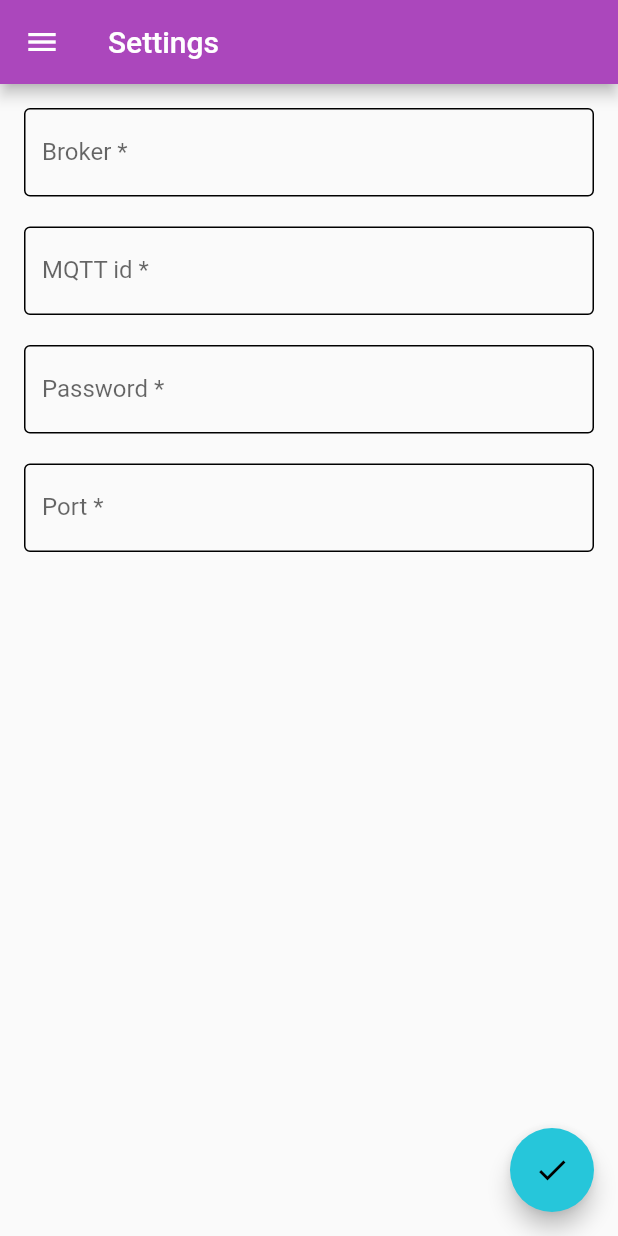
After one commit to LucPrestin/SmartHomeControl, a Flutter app: the SettingsPage screen opened by its route, in the side drawer, after a tap on the "check" icon, on a phone screen of 412 x 824 dp. The commit adds this screen. Run offline on Flutter 3.47's test engine with Material 2 defaults, Android fonts, the phone set to English and light mode, and no system bars; our stand-ins replace flutter_colorpicker, flutter_secure_storage, sqflite; accounts and stored records are empty.

Commit message:
add form super class to avoid code duplication

```diff
--- /dev/null
+++ b/lib/views/components/form_with_submit_trigger.dart
@@ -0,0 +1,62 @@
+import 'package:flutter/material.dart';
+import 'dart:async';
+
+class FormWithSubmitTrigger extends StatefulWidget {
+  const FormWithSubmitTrigger({Key? key, @required this.submitTrigger})
+      : super(key: key);
+
+  final Stream? submitTrigger;
+
+  @override
+  State<StatefulWidget> createState() => FormWithSubmitTriggerState();
+}
+
+class FormWithSubmitTriggerState<T extends FormWithSubmitTrigger>
+    extends State<T> {
+  late StreamSubscription? streamSubscription;
+
+  final formKey = GlobalKey<FormState>();
+
+  @override
+  void initState() {
+    super.initState();
+
+    streamSubscription = widget.submitTrigger?.listen((_) => checkAndSubmit());
+  }
+
+  @override
+  didUpdateWidget(T oldWidget) {
+    super.didUpdateWidget(oldWidget);
+
+    if (widget.submitTrigger != oldWidget.submitTrigger) {
+      streamSubscription?.cancel();
+      streamSubscription =
+          widget.submitTrigger?.listen((_) => checkAndSubmit());
+    }
+  }
+
+  @override
+  dispose() {
+    super.dispose();
+
+    streamSubscription?.cancel();
+  }
+
+  @override
+  Widget build(BuildContext context) {
+    return Form(
+        key: formKey,
+        child: Column(
+          children: const [],
+        ));
+  }
+
+  void checkAndSubmit() async {
+    if (formKey.currentState!.validate()) {
+      formKey.currentState!.save();
+      onSave();
+    }
+  }
+
+  Future<void> onSave() async {}
+}
--- /dev/null
+++ b/lib/views/components/settings_form.dart
@@ -0,0 +1,183 @@
+import 'package:flutter/material.dart';
+import 'package:flutter/widgets.dart';
+import 'package:flutter_secure_storage/flutter_secure_storage.dart';
+import 'package:smart_home_control/models/settings.dart';
+import 'package:smart_home_control/views/components/form_with_submit_trigger.dart';
+
+class SettingsForm extends FormWithSubmitTrigger {
+  const SettingsForm({Key? key, @required submitTrigger})
+      : super(key: key, submitTrigger: submitTrigger);
+
+  @override
+  State<StatefulWidget> createState() => _SettingsFormState();
+}
+
+class _SettingsFormState extends FormWithSubmitTriggerState<SettingsForm> {
+  String? broker;
+  String? mqttId;
+  String? password;
+  int? port;
+
+  Future<bool> saveCurrentPreferences() async {
+    const storage = FlutterSecureStorage();
+
+    await Future.wait([
+      storage.write(key: Settings.broker, value: broker!),
+      storage.write(key: Settings.mqttId, value: mqttId!),
+      storage.write(key: Settings.password, value: password!),
+      storage.write(key: Settings.port, value: port!.toString())
+    ]);
+
+    return true;
+  }
+
+  @override
+  Widget build(BuildContext context) {
+    return Padding(
+        padding: const EdgeInsets.all(16.0),
+        child: FutureBuilder<Map<String, String>>(
+            future: (const FlutterSecureStorage()).readAll(),
+            builder: buildFormFromSnapshot));
+  }
+
+  Widget buildFormFromSnapshot(context, snapshot) {
+    Widget body;
+    if (snapshot.hasData) {
+      Map<String, String> preferences = snapshot.data!;
+
+      broker = preferences[Settings.broker];
+      mqttId = preferences[Settings.mqttId];
+      password = preferences[Settings.mqttId];
+      String? portString = preferences[Settings.port];
+      if (portString != null) {
+        port = int.parse(portString);
+      }
+
+      body = buildForm();
+    } else if (snapshot.hasError) {
+      body = Column(children: [
+        const Icon(Icons.error_outline),
+        Text(snapshot.error.toString())
+      ]);
+    } else {
+      body = Column(
+        children: const [
+          SizedBox(
+            width: 80,
+            height: 80,
+            child: CircularProgressIndicator(),
+          ),
+          Text('Waiting for stored preferences')
+        ],
+      );
+    }
+
+    return body;
+  }
+
+  Widget buildForm() {
+    return Form(
+        key: formKey,
+        child: Column(children: [
+          brokerField(),
+          spacing(),
+          mqttIdField(),
+          spacing(),
+          passwordField(),
+          spacing(),
+          portField()
+        ]));
+  }
+
+  SizedBox spacing() {
+    return const SizedBox(height: 20);
+  }
+
+  TextFormField brokerField() {
+    return TextFormField(
+        key: const Key('field broker'),
+        onSaved: (String? value) => setState(() => broker = value),
+        initialValue: broker,
+        validator: (value) {
+          if (value == null || value.isEmpty) {
+            return 'broker ip cannot be empty';
+          }
+          return null;
+        },
+        decoration: const InputDecoration(
+            hintText: 'What is the ip-adress of your broker?',
+            labelText: 'Broker *',
+            enabledBorder: OutlineInputBorder(),
+            disabledBorder: OutlineInputBorder()));
+  }
+
+  TextFormField mqttIdField() {
+    return TextFormField(
+      key: const Key('field mqttId'),
+      onSaved: (String? value) => setState(() => mqttId = value),
+      initialValue: mqttId,
+      validator: (value) {
+        if (value == null || value.isEmpty) {
+          return 'Please enter an ID';
+        }
+        return null;
+      },
+      decoration: const InputDecoration(
+          hintText: 'How should your phone be called?',
+          labelText: 'MQTT id *',
+          enabledBorder: OutlineInputBorder(),
+          disabledBorder: OutlineInputBorder()),
+    );
+  }
+
+  TextFormField passwordField() {
+    return TextFormField(
+      key: const Key('field password'),
+      onSaved: (String? value) => setState(() => password = value),
+      initialValue: password,
+      validator: (value) {
+        if (value == null || value.isEmpty) {
+          return 'Please enter an ID';
+        }
+        return null;
+      },
+      obscureText: true,
+      decoration: const InputDecoration(
+          hintText: 'The password for this phone on the MQTT broker',
+          labelText: 'Password *',
+          enabledBorder: OutlineInputBorder(),
+          disabledBorder: OutlineInputBorder()),
+    );
+  }
+
+  TextFormField portField() {
+    return TextFormField(
+      key: const Key('field port'),
+      keyboardType: TextInputType.number,
+      onSaved: (String? value) => setState(() {
+        if (value != null && value.isNotEmpty) {
+          port = int.parse(value);
+        }
+      }),
+      initialValue: port?.toString(),
+      validator: (value) {
+        if (value == null || value.isEmpty) {
+          return 'Please enter a port';
+        }
+        return null;
+      },
+      decoration: const InputDecoration(
+          hintText: 'What port does your broker use?',
+          labelText: 'Port *',
+          enabledBorder: OutlineInputBorder(),
+          disabledBorder: OutlineInputBorder()),
+    );
+  }
+
+  @override
+  Future<void> onSave() async {
+    await saveCurrentPreferences();
+    ScaffoldMessenger.of(context).showSnackBar(
+        const SnackBar(content: Text('Preferences successfully updated')));
+  }
+}
```
Also changed, not shown: lib/views/components/light_form.dart (+8 -32 lines), lib/views/pages/settings_page.dart (+9 -168 lines).
